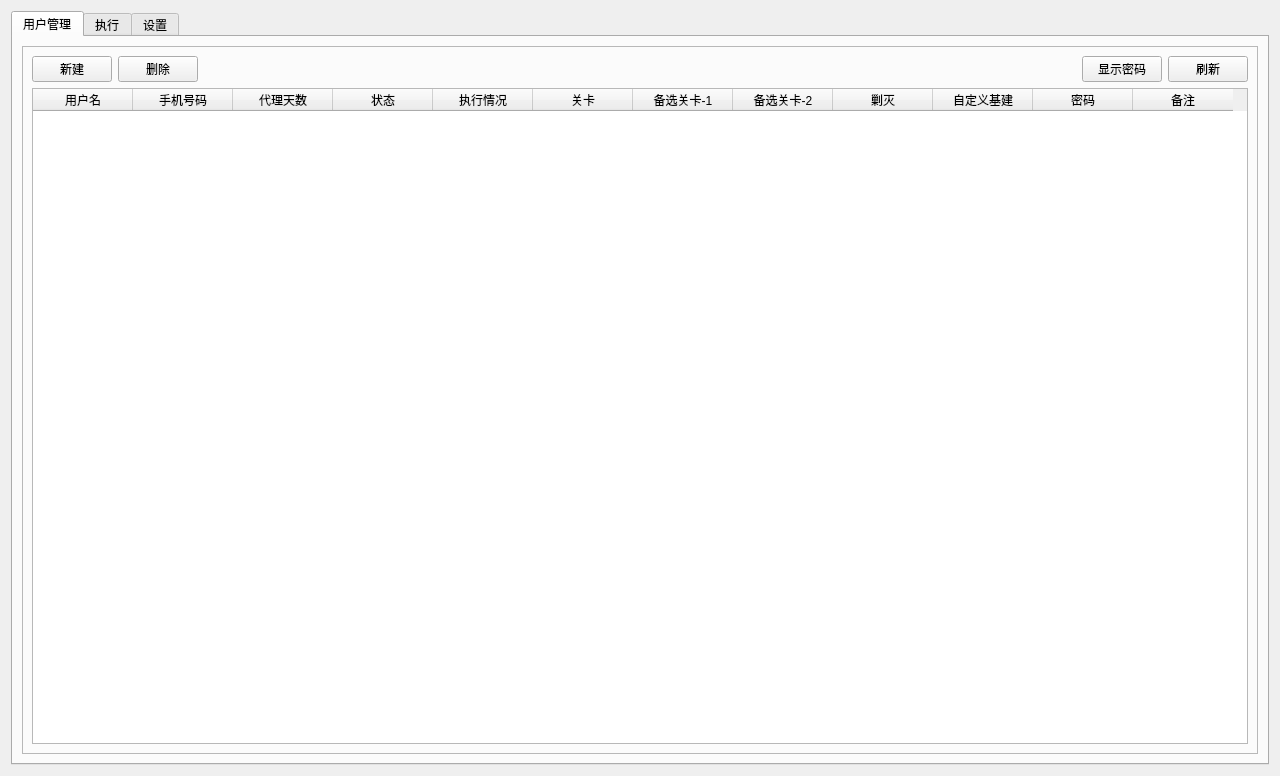
AUTO-MAS-Project/AUTO-MAS, file gui/ui/main.ui: the form before one commit.
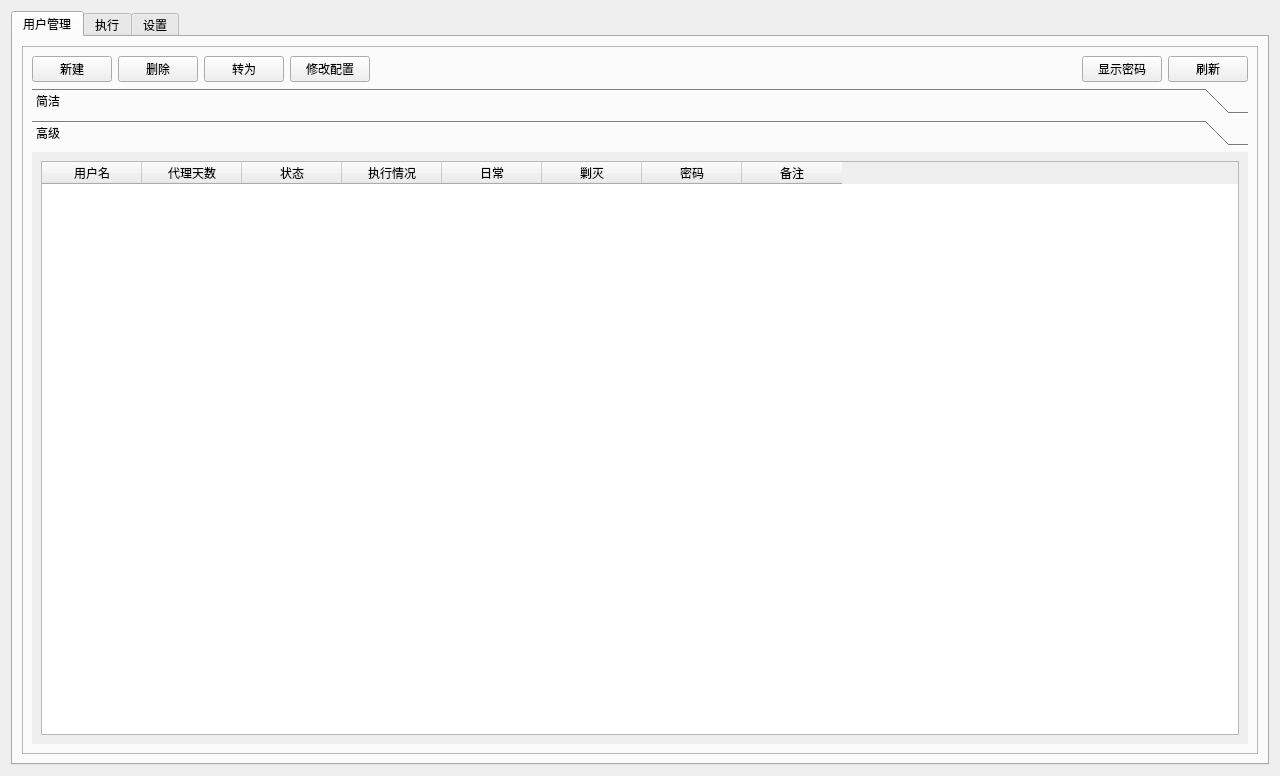
The form after the commit. The open tabs and pages were chosen to show the change.

Commit message: 支持B服，beta模式上线

What changed in the file:
```diff
--- a/gui/ui/main.ui
+++ b/gui/ui/main.ui
@@ -52,6 +52,20 @@
               </property>
              </widget>
             </item>
+            <item>
+             <widget class="QPushButton" name="pushButton_switch">
+              <property name="text">
+               <string>转为</string>
+              </property>
+             </widget>
+            </item>
+            <item>
+             <widget class="QPushButton" name="pushButton_changeset">
+              <property name="text">
+               <string>修改配置</string>
+              </property>
+             </widget>
+            </item>
             <item>
              <spacer name="horizontalSpacer">
               <property name="orientation">
@@ -82,7 +96,25 @@
            </layout>
           </item>
           <item>
-           <widget class="QTableWidget" name="tableWidget_userlist">
+           <widget class="QToolBox" name="toolBox_userset">
+            <property name="currentIndex">
+             <number>0</number>
+            </property>
+            <widget class="QWidget" name="page">
+             <property name="geometry">
+              <rect>
+               <x>0</x>
+               <y>0</y>
+               <width>1218</width>
+               <height>525</height>
+              </rect>
+             </property>
+             <attribute name="label">
+              <string>简洁</string>
+             </attribute>
+             <layout class="QVBoxLayout" name="verticalLayout_16">
+              <item>
+               <widget class="QTableWidget" name="tableWidget_userlist_simple">
             <column>
              <property name="text">
               <string>用户名</string>
@@ -90,7 +122,12 @@
             </column>
             <column>
              <property name="text">
-              <string>手机号码</string>
+                  <string>账号ID</string>
+                 </property>
+                </column>
+                <column>
+                 <property name="text">
+                  <string>服务器</string>
              </property>
             </column>
             <column>
@@ -147,6 +184,69 @@
           </item>
          </layout>
         </widget>
+            <widget class="QWidget" name="page_2">
+             <property name="geometry">
+              <rect>
+               <x>0</x>
+               <y>0</y>
+               <width>98</width>
+               <height>74</height>
+              </rect>
+             </property>
+             <attribute name="label">
+              <string>高级</string>
+             </attribute>
+             <layout class="QVBoxLayout" name="verticalLayout_17">
+              <item>
+               <widget class="QTableWidget" name="tableWidget_userlist_beta">
+                <column>
+                 <property name="text">
+                  <string>用户名</string>
+                 </property>
+                </column>
+                <column>
+                 <property name="text">
+                  <string>代理天数</string>
+                 </property>
+                </column>
+                <column>
+                 <property name="text">
+                  <string>状态</string>
+                 </property>
+                </column>
+                <column>
+                 <property name="text">
+                  <string>执行情况</string>
+                 </property>
+                </column>
+                <column>
+                 <property name="text">
+                  <string>日常</string>
+                 </property>
+                </column>
+                <column>
+                 <property name="text">
+                  <string>剿灭</string>
+                 </property>
+                </column>
+                <column>
+                 <property name="text">
+                  <string>密码</string>
+                 </property>
+                </column>
+                <column>
+                 <property name="text">
+                  <string>备注</string>
+                 </property>
+                </column>
+               </widget>
+              </item>
+             </layout>
+            </widget>
+           </widget>
+          </item>
+         </layout>
+        </widget>
        </item>
       </layout>
      </widget>
```
Left out of the diff: 14 changed lines with no effect on the pictures. Lines whose indentation alone changed are shown as unchanged. The commit also changes 4 other files.
